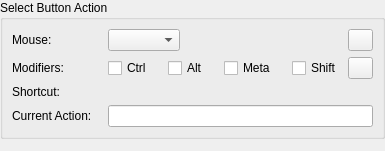
Before: the Qt Designer form src/kcmodule/buttonactionselectionwidget.ui in KDE/wacomtablet, drawn with Qt 5.
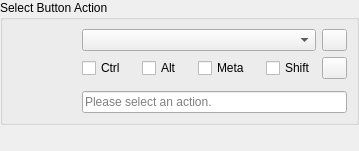
After: the same form once the commit is applied. Icons and pictures are not drawn. Custom widgets are drawn as their Qt base class.

Commit message:
Many improvements for button action selection.
* Added a new button action selector widget which will replace all drop down boxes.
* Updated PenWidget to make use of the new selector widget.
* Made the action button selection dialog look nicer.
* Moved global shortcut detection code into ButtonShortcut.
* Removed double click widget from PenWidget as it was never used and made the dialog look ugly.
* Removed some obsolete code.

Diff of the .ui file:
```diff
--- a/src/kcmodule/buttonactionselectionwidget.ui
+++ b/src/kcmodule/buttonactionselectionwidget.ui
@@ -6,7 +6,7 @@
    <rect>
     <x>0</x>
     <y>0</y>
-    <width>379</width>
+    <width>353</width>
     <height>151</height>
    </rect>
   </property>
@@ -38,40 +38,11 @@
       <set>Qt::AlignLeading|Qt::AlignLeft|Qt::AlignTop</set>
      </property>
      <layout class="QGridLayout" name="gridLayout_2">
-      <item row="3" column="1">
-       <spacer name="actionSpacer">
-        <property name="orientation">
-         <enum>Qt::Horizontal</enum>
-        </property>
-        <property name="sizeType">
-         <enum>QSizePolicy::Fixed</enum>
-        </property>
-        <property name="sizeHint" stdset="0">
-         <size>
-          <width>10</width>
-          <height>1</height>
-         </size>
-        </property>
-       </spacer>
-      </item>
-      <item row="0" column="2">
+      <item row="0" column="1">
        <layout class="QHBoxLayout" name="mouseLayout">
         <item>
          <widget class="KComboBox" name="mouseComboBox"/>
         </item>
-        <item>
-         <spacer name="mouseSpacer2">
-          <property name="orientation">
-           <enum>Qt::Horizontal</enum>
-          </property>
-          <property name="sizeHint" stdset="0">
-           <size>
-            <width>1</width>
-            <height>1</height>
-           </size>
-          </property>
-         </spacer>
-        </item>
         <item>
          <widget class="KPushButton" name="mouseClearButton">
           <property name="sizePolicy">
@@ -95,75 +66,33 @@
         </item>
        </layout>
       </item>
-      <item row="3" column="0">
-       <widget class="QLabel" name="actionLabel">
-        <property name="text">
-         <string>Current Action:</string>
-        </property>
-       </widget>
-      </item>
-      <item row="2" column="2">
-       <widget class="KKeySequenceWidget" name="shortcutSelectorWidget">
-        <property name="sizePolicy">
-         <sizepolicy hsizetype="Expanding" vsizetype="Preferred">
-          <horstretch>0</horstretch>
-          <verstretch>0</verstretch>
-         </sizepolicy>
-        </property>
-        <property name="toolTip">
-         <string>Click on the button and press the key or key combination to assign a shortcut.</string>
-        </property>
-        <property name="multiKeyShortcutsAllowed">
-         <bool>false</bool>
-        </property>
-        <property name="checkForConflictsAgainst">
-         <set>KKeySequenceWidget::None</set>
-        </property>
-        <property name="modifierlessAllowed">
-         <bool>true</bool>
-        </property>
-       </widget>
-      </item>
-      <item row="1" column="0">
-       <widget class="QLabel" name="modifierLabel">
-        <property name="sizePolicy">
-         <sizepolicy hsizetype="Preferred" vsizetype="Fixed">
-          <horstretch>0</horstretch>
-          <verstretch>0</verstretch>
-         </sizepolicy>
-        </property>
-        <property name="text">
-         <string>Modifiers:</string>
-        </property>
-        <property name="alignment">
-         <set>Qt::AlignLeading|Qt::AlignLeft|Qt::AlignTop</set>
-        </property>
-       </widget>
-      </item>
-      <item row="2" column="1">
-       <spacer name="shortcutSpacer1">
-        <property name="orientation">
-         <enum>Qt::Horizontal</enum>
-        </property>
-        <property name="sizeType">
-         <enum>QSizePolicy::Fixed</enum>
-        </property>
-        <property name="sizeHint" stdset="0">
-         <size>
-          <width>10</width>
-          <height>1</height>
-         </size>
-        </property>
-       </spacer>
-      </item>
       <item row="0" column="0">
        <widget class="QLabel" name="mouseLabel">
         <property name="text">
-         <string>Mouse:</string>
+         <string/>
         </property>
+        <property name="alignment">
+         <set>Qt::AlignCenter</set>
+        </property>
        </widget>
       </item>
-      <item row="1" column="2">
+      <item row="2" column="0" rowspan="2">
+       <widget class="QLabel" name="keyboardIconLabel">
+        <property name="sizePolicy">
+         <sizepolicy hsizetype="Preferred" vsizetype="Fixed">
+          <horstretch>0</horstretch>
+          <verstretch>0</verstretch>
+         </sizepolicy>
+        </property>
+        <property name="text">
+         <string/>
+        </property>
+        <property name="alignment">
+         <set>Qt::AlignHCenter|Qt::AlignTop</set>
+        </property>
+       </widget>
+      </item>
+      <item row="2" column="1">
        <layout class="QHBoxLayout" name="modifierLayout">
         <item>
          <widget class="QCheckBox" name="ctrlModifierCheckBox">
@@ -264,60 +193,53 @@
         </item>
        </layout>
       </item>
-      <item row="1" column="1">
-       <spacer name="modifierSpacer1">
+      <item row="4" column="0">
+       <spacer name="dummySpacer">
         <property name="orientation">
          <enum>Qt::Horizontal</enum>
         </property>
         <property name="sizeType">
-         <enum>QSizePolicy::Fixed</enum>
+         <enum>QSizePolicy::Minimum</enum>
         </property>
         <property name="sizeHint" stdset="0">
          <size>
-          <width>10</width>
+          <width>64</width>
           <height>1</height>
          </size>
         </property>
        </spacer>
       </item>
-      <item row="2" column="0">
-       <widget class="QLabel" name="shortcutLabel">
-        <property name="sizePolicy">
-         <sizepolicy hsizetype="Preferred" vsizetype="Fixed">
-          <horstretch>0</horstretch>
-          <verstretch>0</verstretch>
-         </sizepolicy>
-        </property>
-        <property name="text">
-         <string>Shortcut:</string>
-        </property>
-        <property name="alignment">
-         <set>Qt::AlignLeading|Qt::AlignLeft|Qt::AlignTop</set>
-        </property>
-       </widget>
-      </item>
-      <item row="0" column="1">
-       <spacer name="mouseSpacer1">
-        <property name="orientation">
-         <enum>Qt::Horizontal</enum>
-        </property>
-        <property name="sizeType">
-         <enum>QSizePolicy::Fixed</enum>
-        </property>
-        <property name="sizeHint" stdset="0">
-         <size>
-          <width>10</width>
-          <height>1</height>
-         </size>
-        </property>
-       </spacer>
-      </item>
-      <item row="3" column="2">
+      <item row="4" column="1">
        <widget class="QLineEdit" name="actionNameLineEdit">
         <property name="enabled">
          <bool>true</bool>
         </property>
         <property name="readOnly">
+         <bool>true</bool>
+        </property>
+        <property name="placeholderText">
+         <string>Please select an action.</string>
+        </property>
+       </widget>
+      </item>
+      <item row="3" column="1">
+       <widget class="KKeySequenceWidget" name="shortcutSelectorWidget">
+        <property name="sizePolicy">
+         <sizepolicy hsizetype="Expanding" vsizetype="Preferred">
+          <horstretch>0</horstretch>
+          <verstretch>0</verstretch>
+         </sizepolicy>
+        </property>
+        <property name="toolTip">
+         <string>Click on the button and press the key or key combination to assign a shortcut.</string>
+        </property>
+        <property name="multiKeyShortcutsAllowed">
+         <bool>false</bool>
+        </property>
+        <property name="checkForConflictsAgainst">
+         <set>KKeySequenceWidget::None</set>
+        </property>
+        <property name="modifierlessAllowed">
          <bool>true</bool>
         </property>
        </widget>
```
Left out of the diff: 2 changed lines with no effect on the pictures. The commit also changes 11 other files.
